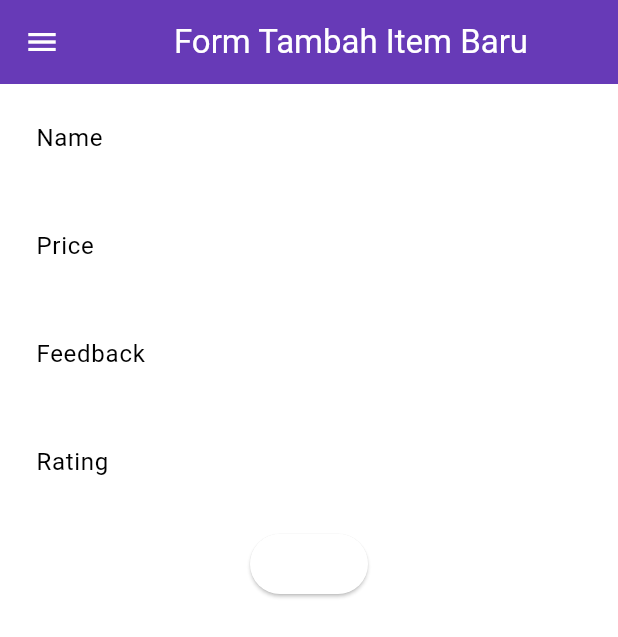
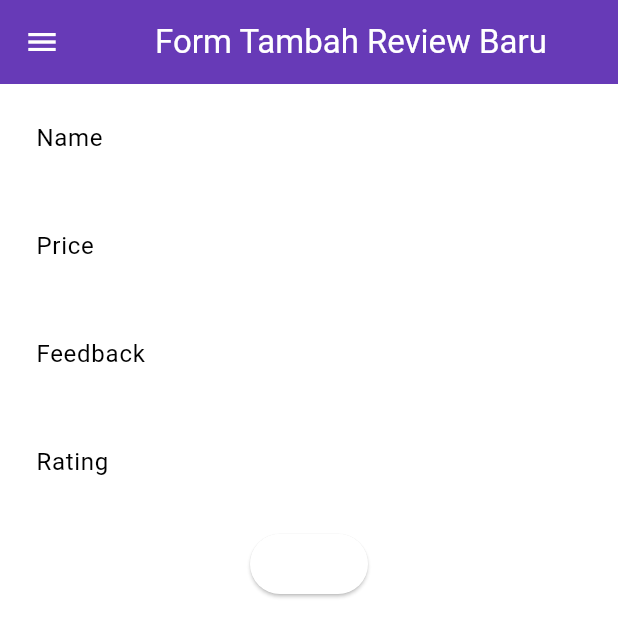
Before and after one commit to mairashasi/shtoree-mobile, a Flutter app: the AddReviewFormPage screen opened directly, on a phone screen of 412 x 824 dp. Shown: the top 637 px of the screen. Run offline on Flutter 3.47's test engine with Material 3 defaults, Android fonts, the phone set to English and light mode, and no system bars; missing offline and left inert: pbp_django_auth.

Commit message:
tugas 9 final

```diff
--- a/lib/screens/addreview_form.dart
+++ b/lib/screens/addreview_form.dart
@@ -26,7 +26,7 @@ class _AddReviewFormPageState extends State<AddReviewFormPage> {
     return Scaffold(
       appBar: AppBar(
         title: const Center(
-          child: Text('Form Tambah Item Baru'),
+          child: Text('Form Tambah Review Baru'),
         ),
         backgroundColor: Theme.of(context).colorScheme.primary,
         foregroundColor: Colors.white,
--- a/lib/screens/rating_detail.dart
+++ b/lib/screens/rating_detail.dart
@@ -10,7 +10,7 @@ class RatingDetailPage extends StatelessWidget {
   Widget build(BuildContext context) {
     return Scaffold(
       appBar: AppBar(
-        title: const Text('Rating Detail'),
+        title: const Text('Review Detail'),
         backgroundColor: Theme.of(context).colorScheme.primary,
         foregroundColor: Colors.white,
       ),
@@ -19,7 +19,6 @@ class RatingDetailPage extends StatelessWidget {
         child: Column(
           crossAxisAlignment: CrossAxisAlignment.start,
           children: [
-            // Nama produk dengan style tebal
             Text(
               product.fields.name,
               style: const TextStyle(
--- a/lib/widgets/item_card.dart
+++ b/lib/widgets/item_card.dart
@@ -2,7 +2,6 @@ import 'package:flutter/material.dart';
 import 'package:shtoree/screens/addreview_form.dart';
 import 'package:shtoree/screens/list_product_rating.dart';
 import 'package:shtoree/screens/login.dart';
-import 'package:shtoree/screens/menu.dart';
 import 'package:pbp_django_auth/pbp_django_auth.dart';
 import 'package:provider/provider.dart';
 
```
Also changed, not shown: 1 other file.
